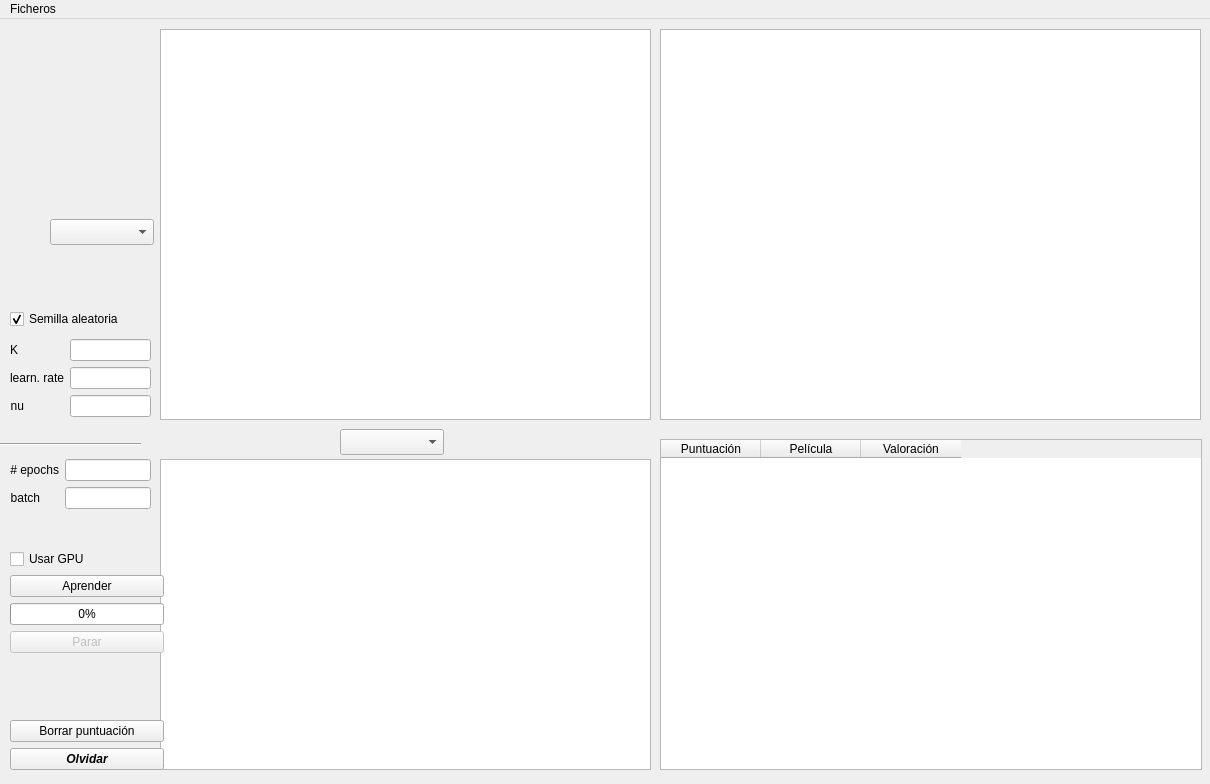
oluaces/Movies, file movielensgpu.ui: the form before one commit.
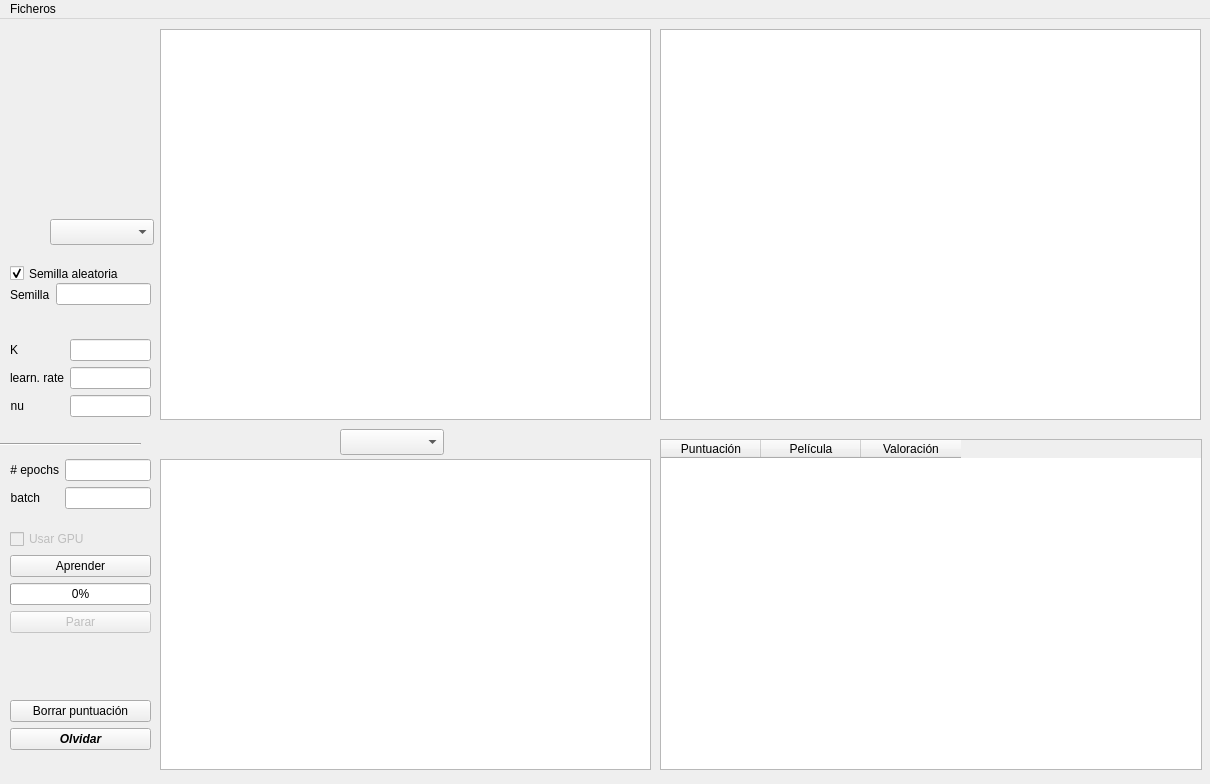
The form after the commit. Custom widgets are drawn as their Qt base class.

Patch:
```diff
--- a/movielensgpu.ui
+++ b/movielensgpu.ui
@@ -185,16 +185,16 @@
     <property name="geometry">
      <rect>
       <x>10</x>
-      <y>530</y>
-      <width>154</width>
+      <y>510</y>
+      <width>141</width>
       <height>221</height>
      </rect>
     </property>
-    <layout class="QVBoxLayout" name="verticalLayout">
+    <layout class="QVBoxLayout" name="verticalLayout" stretch="0,0,0,0,0,0,0">
      <item>
       <widget class="QCheckBox" name="cb_usoGPU">
        <property name="enabled">
-        <bool>true</bool>
+        <bool>false</bool>
        </property>
        <property name="toolTip">
         <string>&lt;html&gt;&lt;head/&gt;&lt;body&gt;&lt;p&gt;&lt;span style=&quot; font-weight:600; color:#ff2600;&quot;&gt;EXPERIMENTAL:&lt;/span&gt; Esta opción sólo se puede seleccionar &lt;span style=&quot; font-style:italic;&quot;&gt;antes de comenzar el entrenamiento por primera vez&lt;/span&gt;. Si deseas modificar su valor una vez comenzado el entrenamiento, debes:&lt;br/&gt;1. Guardar el modelo entrenado&lt;br/&gt;2. &amp;quot;Olvidar&amp;quot; el modelo&lt;br/&gt;3. Seleccionar si deseas usar o no GPU&lt;br/&gt;4. Cargar modelo entrenado&lt;br/&gt;5. Continuar el entrenamiento&lt;/p&gt;&lt;/body&gt;&lt;/html&gt;</string>
@@ -368,9 +368,9 @@
     <property name="geometry">
      <rect>
       <x>10</x>
-      <y>290</y>
+      <y>239</y>
       <width>131</width>
-      <height>20</height>
+      <height>31</height>
      </rect>
     </property>
     <property name="toolTip">
@@ -383,6 +383,41 @@
      <bool>true</bool>
     </property>
    </widget>
+   <widget class="QWidget" name="horizontalLayoutWidget_2">
+    <property name="geometry">
+     <rect>
+      <x>10</x>
+      <y>260</y>
+      <width>141</width>
+      <height>31</height>
+     </rect>
+    </property>
+    <layout class="QHBoxLayout" name="layout_randomseed">
+     <item>
+      <widget class="QLabel" name="label_randomseed">
+       <property name="enabled">
+        <bool>true</bool>
+       </property>
+       <property name="text">
+        <string>Semilla</string>
+       </property>
+      </widget>
+     </item>
+     <item>
+      <widget class="QLineEdit" name="le_randomseed">
+       <property name="enabled">
+        <bool>true</bool>
+       </property>
+       <property name="toolTip">
+        <string>Semilla para el generador de números aleatorios</string>
+       </property>
+       <property name="text">
+        <string/>
+       </property>
+      </widget>
+     </item>
+    </layout>
+   </widget>
   </widget>
   <widget class="QMenuBar" name="menuBar">
    <property name="geometry">
```
Left out of the diff: 12 changed lines with no effect on the pictures.
